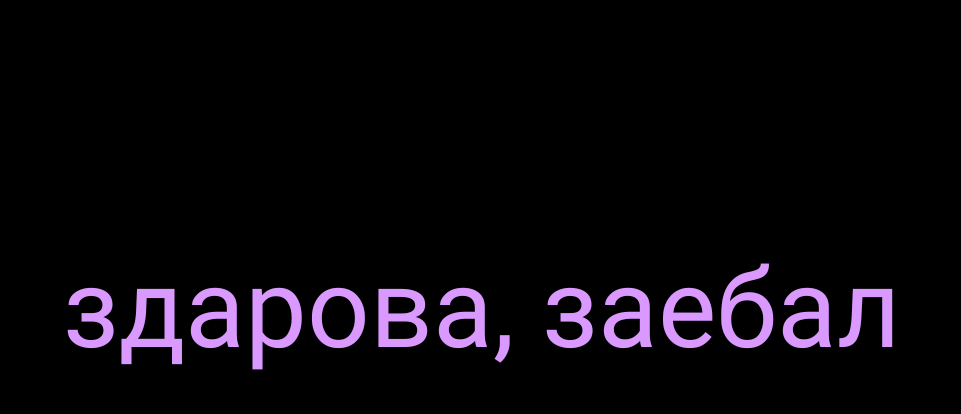
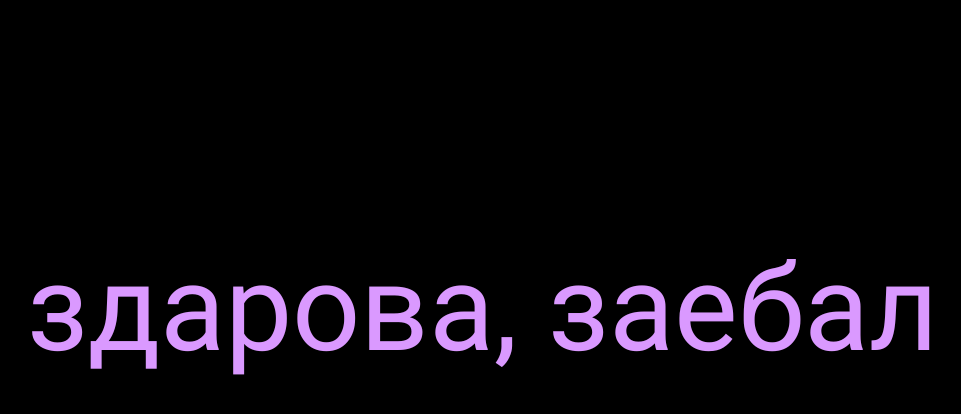
Before and after one commit to andybeardness/WeatherScreen-Android, an Android app built with Jetpack Compose: the screen it shows after launch (MainActivity), on a phone screen of 824 x 412 dp (held sideways). Shown: the top 414 px of the screen, without its empty margins (136-1097 px from the left). Run offline under Robolectric (Android 15) with nearby library versions, the phone set to English and light mode, and no system bars.

Commit message:
Remove text size animation

```diff
--- a/app/src/main/java/andy/beardness/weatherscreen/MainActivity.kt
+++ b/app/src/main/java/andy/beardness/weatherscreen/MainActivity.kt
@@ -58,23 +58,13 @@ fun Screen() {
         label = "color"
     )
 
-    val fontSize by infiniteTransition.animateFloat(
-        initialValue = 64f,
-        targetValue = 80f,
-        animationSpec = infiniteRepeatable(
-            animation = tween(durationMillis = 2000, easing = LinearEasing),
-            repeatMode = RepeatMode.Reverse
-        ),
-        label = "font"
-    )
-
     Box(
         modifier = Modifier
             .fillMaxSize()
             .background(color = Color.Black),
         contentAlignment = Alignment.Center
     ) {
-        Text(text = "здарова, заебал", color = color, style = TextStyle(fontSize = fontSize.sp), textAlign = TextAlign.Center)
+        Text(text = "здарова, заебал", color = color, style = TextStyle(fontSize = 80.sp), textAlign = TextAlign.Center)
     }
 }
 
```
